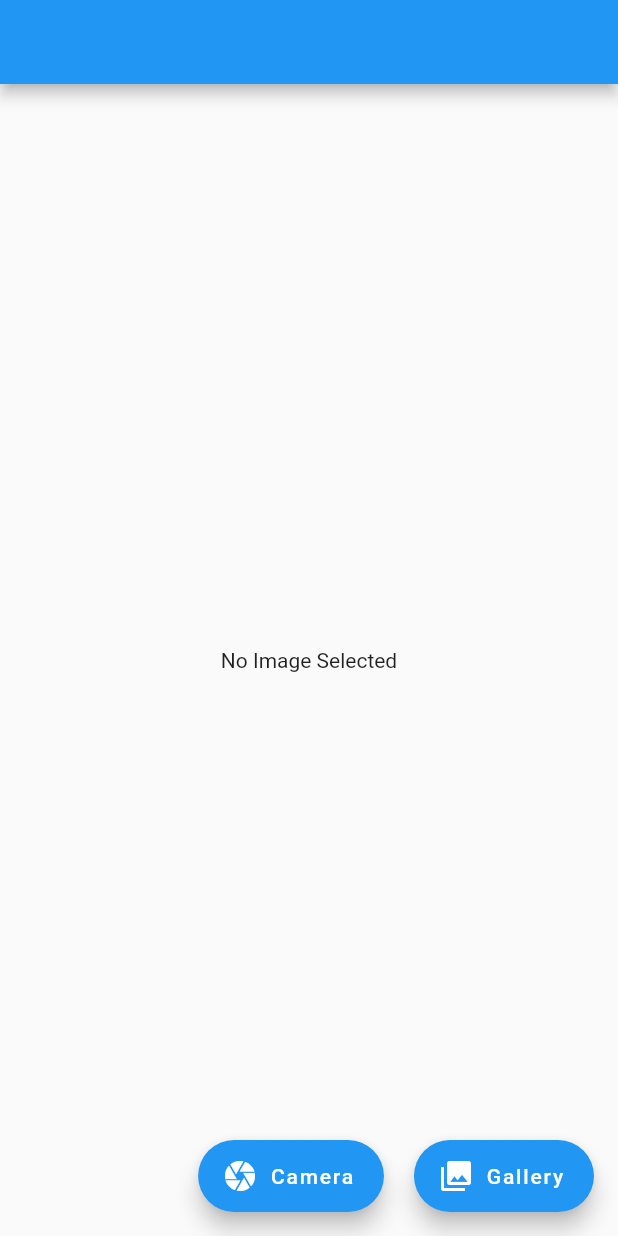
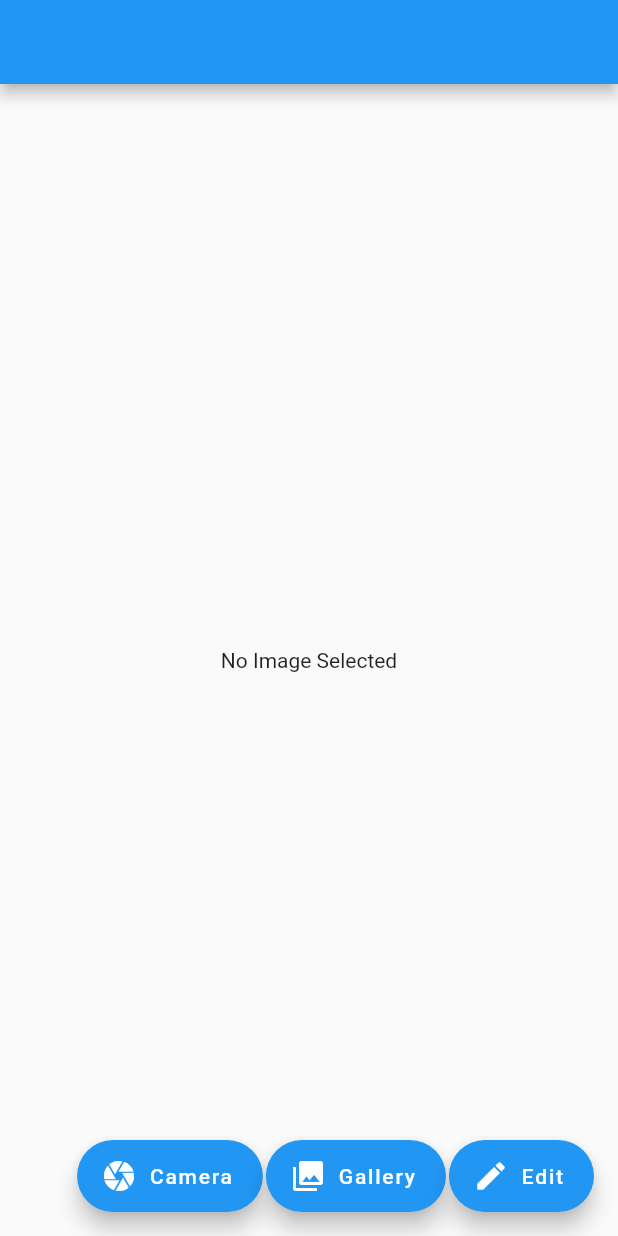
Before and after one commit to Morsheda/image_editing, a Flutter app: the screen it shows after launch, on a phone screen of 412 x 824 dp. Run offline on Flutter 3.47's test engine with Material 2 defaults, Android fonts, the phone set to English and light mode, and no system bars; our stand-ins replace image_cropper, image_picker; missing offline and left inert: image_editor_pro.

Commit message:
image editor added

```diff
--- a/lib/home_page.dart
+++ b/lib/home_page.dart
@@ -1,6 +1,8 @@
 import 'dart:io';
 import 'package:flutter/material.dart';
 import 'package:image_cropper/image_cropper.dart';
+import 'package:image_editor_pro/image_editor_pro.dart';
+//import 'package:image_editor/image_editor.dart';
 import 'package:image_picker/image_picker.dart';
 
 class HomePage extends StatefulWidget {
@@ -11,11 +13,10 @@ class HomePage extends StatefulWidget {
 class _HomePageState extends State<HomePage> {
   File _image;
   final picker = ImagePicker();
-
   getImageFile(ImageSource source) async {
     //Clicking or picking image
     var image = await picker.getImage(source: source);
-
+    //Cropping image
     File croppedFile = await ImageCropper.cropImage(
       sourcePath: image.path,
       aspectRatioPresets: [
@@ -33,20 +34,34 @@ class _HomePageState extends State<HomePage> {
           lockAspectRatio: false),
     );
 
-    setState(() {
-      _image = File(croppedFile.path);
-    });
+    setState(() {_image=File(croppedFile.path);});
   }
 
+  Future<void> getimageditor() async {
+    final geteditimage =   Navigator.push(context, MaterialPageRoute(
+        builder: (context){
+          return ImageEditorPro(
+            appBarColor: Colors.blue,
+            bottomBarColor: Colors.blue,
+          );
+        }
+    )).then((geteditimage){
+      if(geteditimage != null){
+        setState(() {_image=geteditimage;});
+      }
+    }).catchError((er){print(er);});
+
+  }
 
   @override
   Widget build(BuildContext context) {
+
     return Scaffold(
       appBar: AppBar(),
       body: Center(
         child: _image == null
         ? Text("No Image Selected")
-        : Image.file(_image,),
+        : Image.file(_image, height: 200, width: 200),
       ),
       floatingActionButton: Row(
         mainAxisAlignment: MainAxisAlignment.end,
@@ -58,14 +73,23 @@ class _HomePageState extends State<HomePage> {
             icon: Icon(Icons.camera),
           ),
           SizedBox(
-            width: 20,
+            width: 2,
           ),
           FloatingActionButton.extended(
             label: Text("Gallery"),
             onPressed: () => getImageFile(ImageSource.gallery),
             heroTag: UniqueKey(),
             icon: Icon(Icons.photo_library),
-          )
+          ),
+          SizedBox(
+            width: 2,
+          ),
+          FloatingActionButton.extended(
+            label: Text("Edit"),
+            onPressed: () async => getimageditor(),
+            heroTag: UniqueKey(),
+            icon: Icon(Icons.edit),
+          ),
         ],
       ),
     );
--- a/pubspec.yaml
+++ b/pubspec.yaml
@@ -30,6 +30,11 @@ dependencies:
   cupertino_icons: ^0.1.3
   image_picker: ^0.6.7+2
   image_cropper: ^1.2.3
+  image_editor_pro: ^1.0.6
+  image_editor: ^0.7.0
+  extended_image: ^0.9.0
+  touchable: ^0.1.6
+  flutter_shapes: ^0.2.1
 
 dev_dependencies:
   flutter_test:
```
Also changed, not shown: pubspec.lock.
